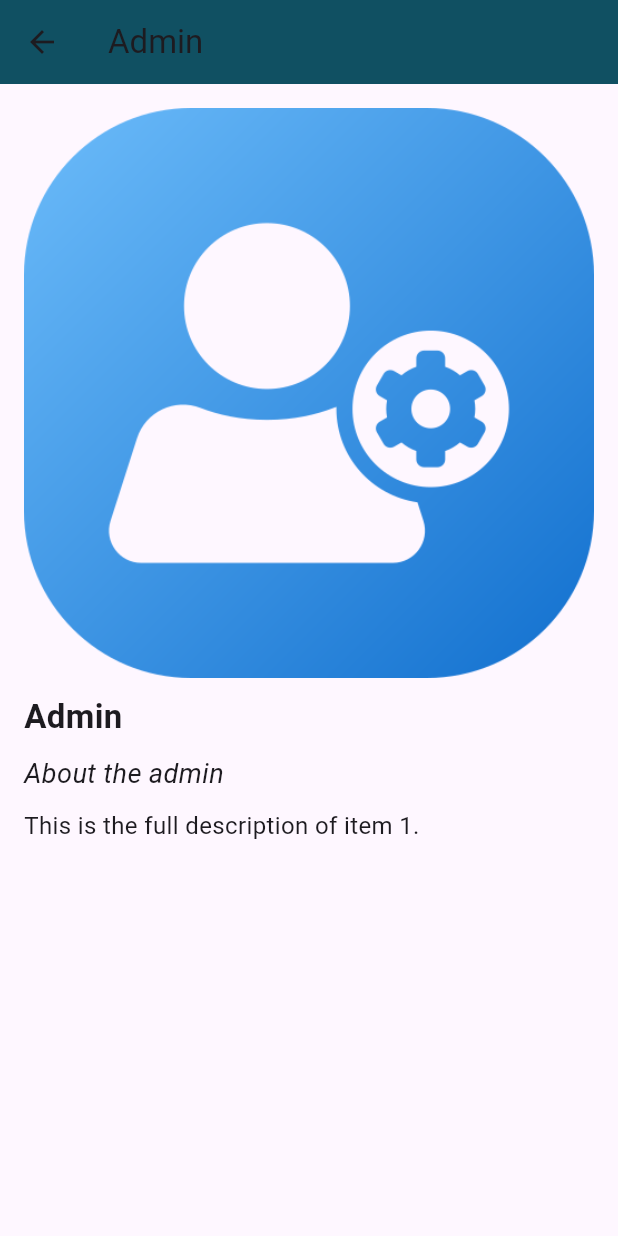
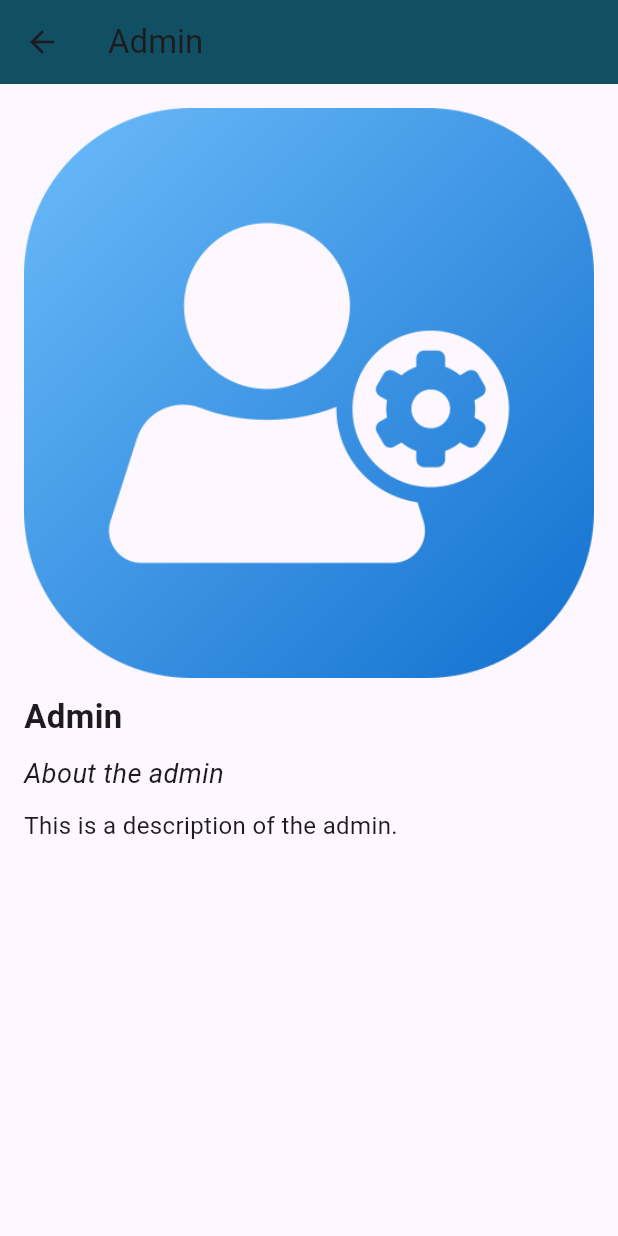
Before and after one commit to Fvrst/assignment_1, a Flutter app: the screen it shows after launch, after a tap on "Admin", on a phone screen of 412 x 824 dp. Run offline on Flutter 3.47's test engine with Material 3 defaults, Android fonts, the phone set to English and light mode, and no system bars.

Commit message:
final commit

```diff
--- a/lib/main.dart
+++ b/lib/main.dart
@@ -20,19 +20,19 @@ class HomeScreen extends StatelessWidget {
       'title': 'Admin',
       'subtitle': 'About the admin',
       'image': 'assets/user.png',
-      'description': 'This is the full description of item 1.'
+      'description': 'This is a description of the admin.'
     },
     {
       'title': 'Contact',
       'subtitle': 'Contact us',
       'image': 'assets/contact.png',
-      'description': 'This is the full description of item 2.'
+      'description': 'Our contact address are ....'
     },
     {
       'title': 'Settings',
       'subtitle': 'page settings',
       'image': 'assets/setup.png',
-      'description': 'This is the full description of item 3.'
+      'description': 'This is a description of the settings.'
     },
   ];
 
```
